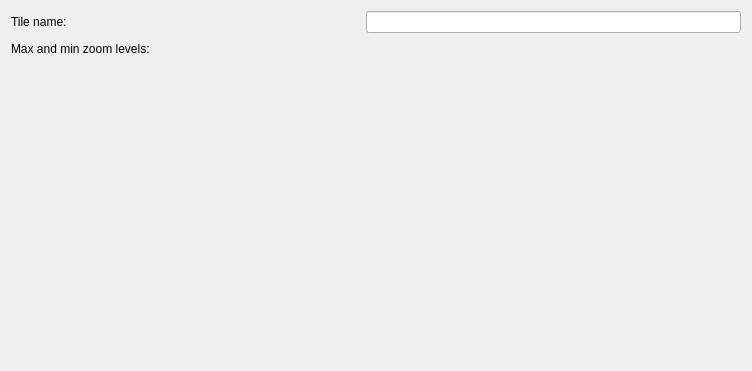
Before: the Qt Designer form geoplateforme/gui/create_raster_tiles_from_wms_vector/qwp_tile_generation_edition.ui in JulesGrillot/plugin-qgis-geoplateforme, drawn with Qt 5.
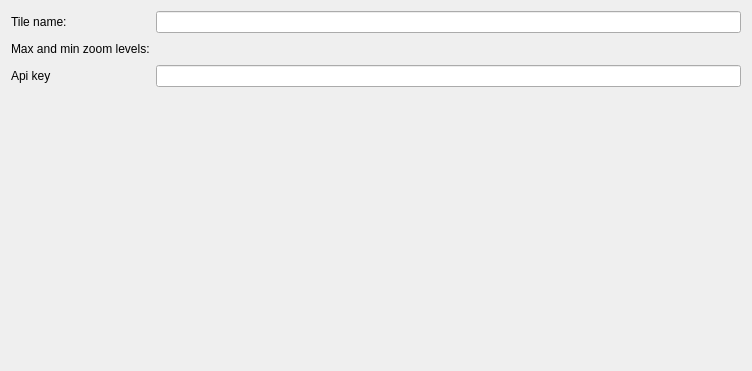
After: the same form once the commit is applied. Custom widgets are drawn as their Qt base class.

Commit message: feat(raster tiles): add option to define api key for private WMS-Vector use

```diff
--- a/geoplateforme/gui/create_raster_tiles_from_wms_vector/qwp_tile_generation_edition.ui
+++ b/geoplateforme/gui/create_raster_tiles_from_wms_vector/qwp_tile_generation_edition.ui
@@ -19,6 +19,12 @@
   <layout class="QGridLayout" name="gridLayout">
    <item row="4" column="0" rowspan="2">
     <widget class="QLabel" name="lbl_zoom">
+     <property name="sizePolicy">
+      <sizepolicy hsizetype="Fixed" vsizetype="Preferred">
+       <horstretch>0</horstretch>
+       <verstretch>0</verstretch>
+      </sizepolicy>
+     </property>
      <property name="text">
       <string>Max and min zoom levels:</string>
      </property>
@@ -31,21 +37,14 @@
      </property>
     </widget>
    </item>
-   <item row="6" column="2">
-    <spacer name="verticalSpacer">
-     <property name="orientation">
-      <enum>Qt::Vertical</enum>
-     </property>
-     <property name="sizeHint" stdset="0">
-      <size>
-       <width>20</width>
-       <height>40</height>
-      </size>
-     </property>
-    </spacer>
-   </item>
    <item row="2" column="0">
     <widget class="QLabel" name="lbl_name">
+     <property name="sizePolicy">
+      <sizepolicy hsizetype="Fixed" vsizetype="Preferred">
+       <horstretch>0</horstretch>
+       <verstretch>0</verstretch>
+      </sizepolicy>
+     </property>
      <property name="autoFillBackground">
       <bool>true</bool>
      </property>
@@ -87,8 +86,8 @@
      </property>
     </widget>
    </item>
-   <item row="4" column="1">
-    <widget class="QLabel" name="lbl_min_zoom">
+   <item row="6" column="0">
+    <widget class="QLabel" name="lbl_api_key">
      <property name="sizePolicy">
       <sizepolicy hsizetype="Fixed" vsizetype="Preferred">
        <horstretch>0</horstretch>
@@ -96,10 +95,26 @@
       </sizepolicy>
      </property>
      <property name="text">
-      <string notr="true">&lt;min_zoom&gt;</string>
+      <string>Api key</string>
      </property>
     </widget>
    </item>
+   <item row="6" column="1" colspan="3">
+    <widget class="QLineEdit" name="lne_api_key"/>
+   </item>
+   <item row="7" column="0" colspan="3">
+    <spacer name="verticalSpacer">
+     <property name="orientation">
+      <enum>Qt::Vertical</enum>
+     </property>
+     <property name="sizeHint" stdset="0">
+      <size>
+       <width>20</width>
+       <height>40</height>
+      </size>
+     </property>
+    </spacer>
+   </item>
   </layout>
  </widget>
  <customwidgets>
```
Left out of the diff: 53 changed lines with no effect on the pictures. The commit also changes 3 other files.
